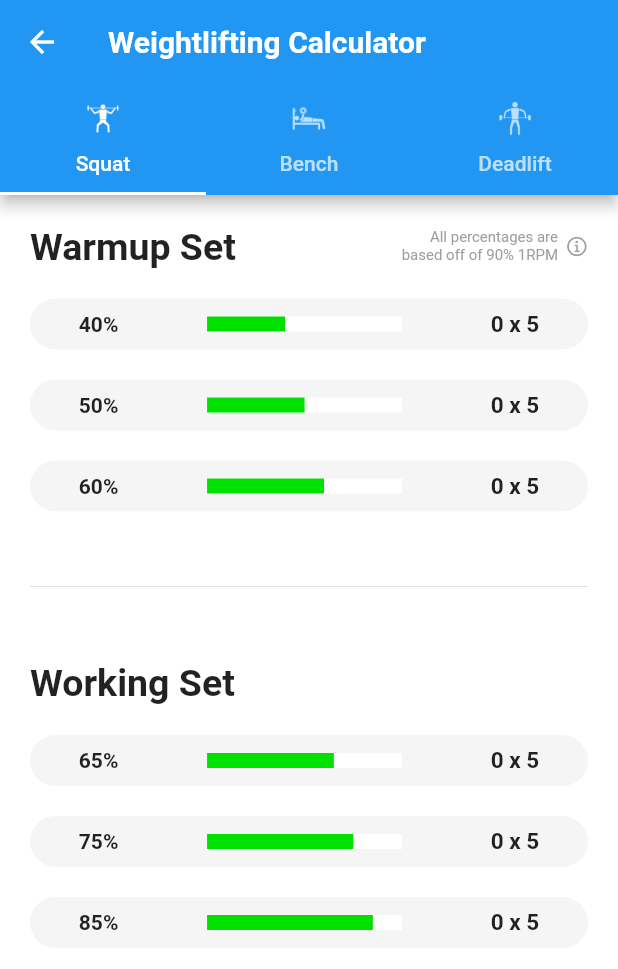
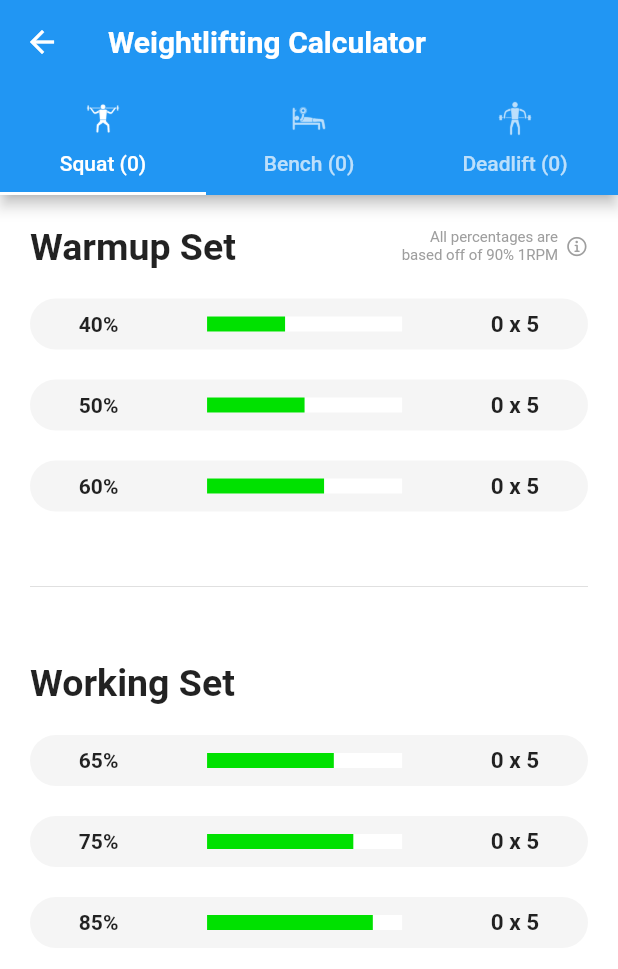
Before and after one commit to TrevorHuval/Mog, a Flutter app: the fitnessCalc screen opened directly with empty values, on a phone screen of 412 x 824 dp. Shown: the top 969 px of the screen. Run offline on Flutter 3.47's test engine with Material 2 defaults, Android fonts, the phone set to English and light mode, and no system bars; drawn by our look-alikes of percent_indicator; our stand-ins replace cloud_firestore, firebase_auth, firebase_core, firebase_storage, fl_chart, image_picker and 4 more; missing offline and left inert: cloud_firestore_web, firebase_auth_web, firebase_core_web, firebase_database_web, firebase_storage_web, image_picker_for_web; accounts and stored records are empty; project files that could hold a hidden picture were left out.

Commit message:
MONDO LARGE HUGE UPDATE GIGABRAIN PROGRAMMER THURSDAY PROJECT

```diff
--- a/lib/screens/fitnessCalc.dart
+++ b/lib/screens/fitnessCalc.dart
@@ -1,5 +1,8 @@
+import 'package:firebase_auth/firebase_auth.dart';
 import 'package:firstapp/models/user.dart';
+import 'package:firstapp/services/user.dart';
 import 'package:flutter/material.dart';
+import 'package:provider/provider.dart';
 import '../widgets/squat.dart';
 import '../widgets/bench.dart';
 import '../widgets/deadlift.dart';
@@ -13,8 +16,15 @@ class fitnessCalc extends StatefulWidget {
 }
 
 class _fitnessCalc extends State<fitnessCalc> {
+  final uid = FirebaseAuth.instance.currentUser!.uid;
+
   @override
   Widget build(BuildContext context) {
+    return StreamBuilder<UserModel?>(
+        stream: UserService(uid: uid).getUserInfo(uid),
+        builder: (context, snapshot) {
+          if (snapshot.hasData) {
+            UserModel? userData = snapshot.data;
             final _TabPages = <Widget>[
               Squat(),
               Bench(),
@@ -23,13 +33,13 @@ class _fitnessCalc extends State<fitnessCalc> {
             final _Tabs = <Tab>[
               Tab(
                   icon: ImageIcon(AssetImage('assets/images/Squat.png')),
-          text: 'Squat'),
+                  text: 'Squat (${userData!.squatPR})'),
               Tab(
                   icon: ImageIcon(AssetImage('assets/images/Bench.png')),
-          text: 'Bench'),
+                  text: 'Bench (${userData.benchPR})'),
               Tab(
                   icon: ImageIcon(AssetImage('assets/images/Deadlift.png')),
-          text: 'Deadlift'),
+                  text: 'Deadlift (${userData.deadliftPR})'),
             ];
             return DefaultTabController(
               length: _Tabs.length,
@@ -46,5 +56,14 @@ class _fitnessCalc extends State<fitnessCalc> {
                 ),
               ),
             );
+          } else {
+            return Container(
+              color: Colors.white,
+              child: Center(
+                child: CircularProgressIndicator(),
+              ),
+            );
+          }
+        });
   }
 }
--- a/lib/screens/login.dart
+++ b/lib/screens/login.dart
@@ -23,6 +23,7 @@ class _Login extends State<Login> {
   @override
   Widget build(BuildContext context) {
     return MaterialApp(
+      debugShowCheckedModeBanner: false,
       theme: ThemeData(
         fontFamily: 'SanFran',
         primarySwatch: Colors.red,
--- a/lib/screens/progress.dart
+++ b/lib/screens/progress.dart
@@ -241,8 +241,6 @@ class _Progress extends State<Progress> {
                                   child: Card(
                                       elevation: 0,
                                       color: Colors.grey.shade100,
-                                      margin: const EdgeInsets.symmetric(
-                                          vertical: 10),
                                       child: Container(
                                         child: ValueListenableBuilder<
                                                 List<Event>>(
@@ -255,7 +253,7 @@ class _Progress extends State<Progress> {
                                                   return Padding(
                                                     padding:
                                                         const EdgeInsets.all(
-                                                            8.0),
+                                                            15),
                                                     child: value[index]
                                                                 .exerciseType ==
                                                             ""
--- a/lib/services/user.dart
+++ b/lib/services/user.dart
@@ -257,7 +257,7 @@ class UserService extends ChangeNotifier {
   Future<void> updateUserInformation(
       String firstName, String lastName, String userName) async {
     await FirebaseFirestore.instance.collection('users').doc(uid).set(
-        {'firstName': firstName, 'lastName': lastName, 'userName': userName},
+        {'firstName': firstName, 'lastName': lastName, 'username': userName},
         SetOptions(merge: true));
   }
 
```
Also changed, not shown: lib/services/utils.dart (+38 -1 lines), 2 other files. Lines whose indentation alone changed are shown as unchanged.
